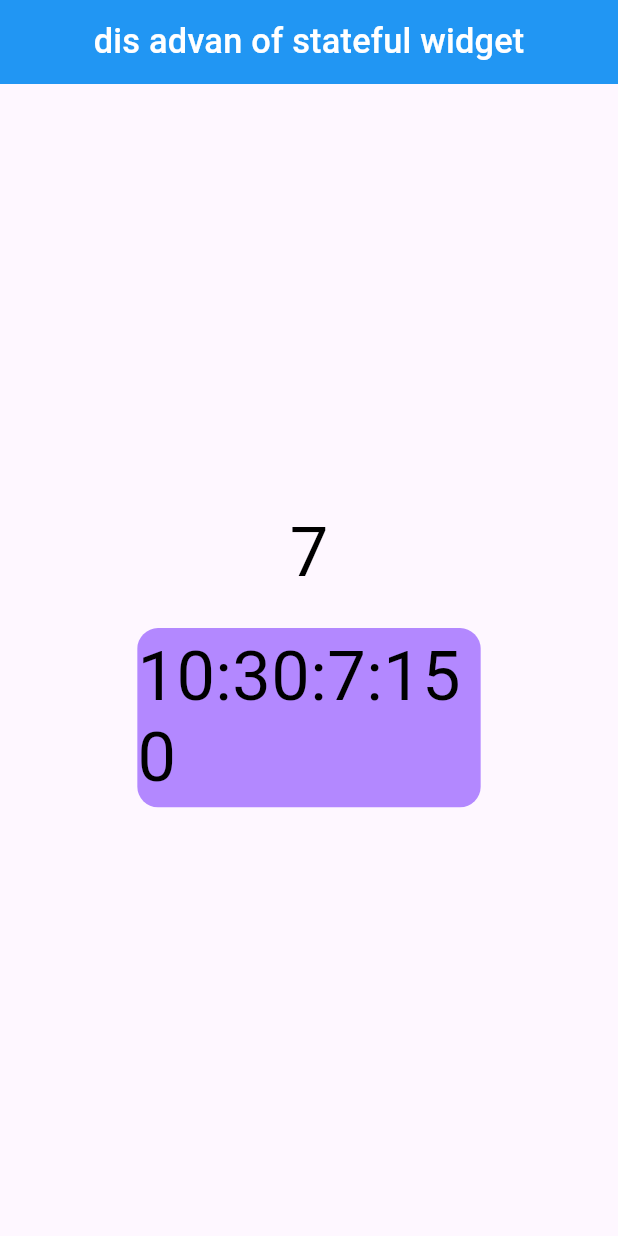
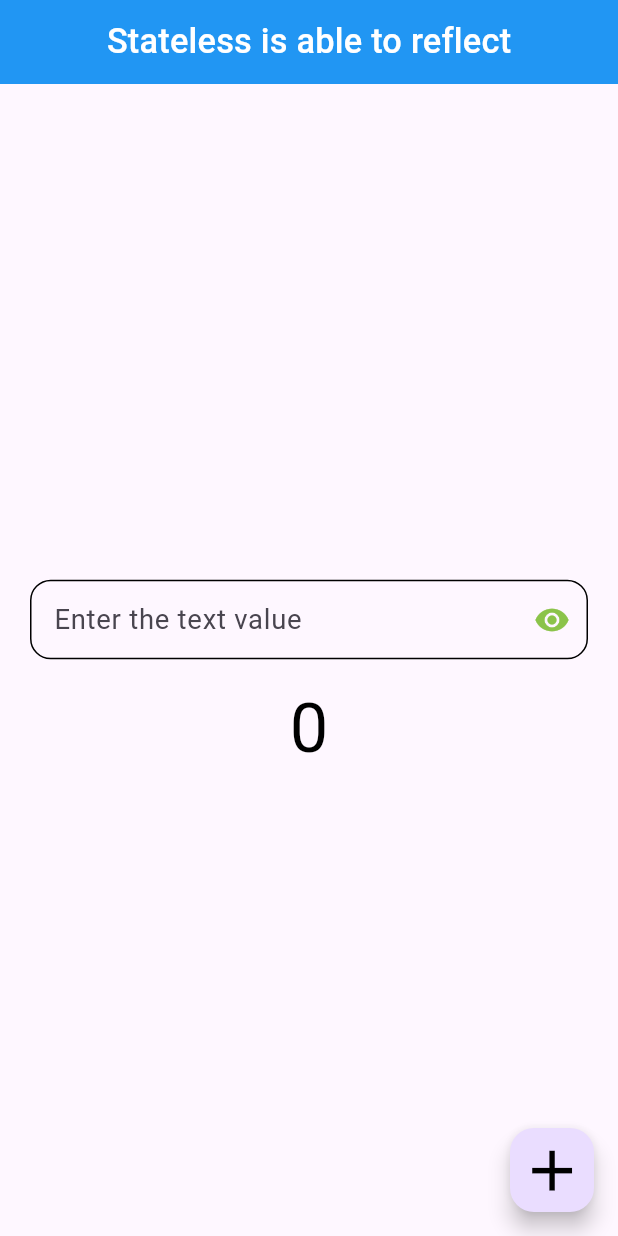
Before and after one commit to Gulshid/Flutter_developement, a Flutter app: the screen it shows after launch, on a phone screen of 412 x 824 dp. Run offline on Flutter 3.47's test engine with Material 3 defaults, Android fonts, the phone set to English and light mode, and no system bars; our stand-ins replace animated_text_kit, curved_navigation_bar, flutter_screenutil, flutter_slidable, flutter_spinkit, google_fonts and 5 more; accounts and stored records are empty.

Commit message:
practise of stateless will be able to reflection is done

```diff
--- /dev/null
+++ b/flutter_dev/lib/State_Management/practise/prog/p3.dart
@@ -0,0 +1,89 @@
+import 'package:flutter/material.dart';
+import 'package:flutter_screenutil/flutter_screenutil.dart';
+
+// ignore: must_be_immutable
+class p3 extends StatelessWidget {
+  p3({Key? key}) : super(key: key);
+
+  ValueNotifier toogle = ValueNotifier<bool>(true);
+  ValueNotifier increment = ValueNotifier<int>(0);
+
+  @override
+  Widget build(BuildContext context) {
+    return Scaffold(
+      appBar: AppBar(
+        title: Text(
+          'Stateless is able to reflect',
+          style: TextStyle(color: Colors.white),
+        ),
+        centerTitle: true,
+      ),
+
+      floatingActionButton: FloatingActionButton(
+        onPressed: () {
+          increment.value++;
+          print(increment.value);
+        },
+        child: Icon(Icons.add, color: Colors.black, size: 40.sp),
+      ),
+
+      body: Column(
+        mainAxisAlignment: MainAxisAlignment.center,
+        children: [
+          Center(
+            child: ValueListenableBuilder(
+              valueListenable: toogle,
+              builder: (context, value, child) {
+                return Padding(
+                  padding: const EdgeInsets.all(20.0),
+                  child: TextFormField(
+                    style: TextStyle(color: Colors.black),
+                    // obscureText: true,
+                    decoration: InputDecoration(
+                      hintText: 'Enter the text value',
+                      suffixIcon: GestureDetector(
+                        onTap: () {
+                          toogle.value = !toogle.value;
+                        },
+                        child: Icon(
+                          toogle.value
+                              ? Icons.visibility
+                              : Icons.visibility_off_sharp,
+                          color: Colors.lightGreen,
+                        ),
+                      ),
+                      border: OutlineInputBorder(
+                        borderRadius: BorderRadius.circular(12.r),
+                      ),
+                      enabledBorder: OutlineInputBorder(
+                        borderRadius: BorderRadius.circular(12.r),
+                      ),
+
+                      focusedBorder: OutlineInputBorder(
+                        borderRadius: BorderRadius.circular(12.r),
+                      ),
+                    ),
+                  ),
+                );
+              },
+            ),
+          ),
+
+          Center(
+            child: ValueListenableBuilder(
+              valueListenable: increment,
+              builder: (context, value, child) {
+                return Center(
+                  child: Text(
+                    increment.value.toString(),
+                    style: TextStyle(color: Colors.black, fontSize: 40.sp),
+                  ),
+                );
+              },
+            ),
+          ),
+        ],
+      ),
+    );
+  }
+}
--- a/flutter_dev/lib/main.dart
+++ b/flutter_dev/lib/main.dart
@@ -5,7 +5,7 @@ import 'package:flutter_dev/State_Management/Provider/Exam_provider_1.dart';
 import 'package:flutter_dev/State_Management/Provider/Favourite_provider.dart';
 import 'package:flutter_dev/State_Management/Provider/count_provider.dart';
 import 'package:flutter_dev/State_Management/Provider/theme_changer_provider.dart';
-import 'package:flutter_dev/State_Management/practise/prog/p2.dart';
+import 'package:flutter_dev/State_Management/practise/prog/p3.dart';
 import 'package:flutter_screenutil/flutter_screenutil.dart';
 import 'package:provider/provider.dart';
 
@@ -90,7 +90,7 @@ class MyApp extends StatelessWidget {
                 //     color: Colors.lightGreen
                 //   )
                 // ),
-                home:p2(),
+                home:p3(),
 
               );
             },
```
